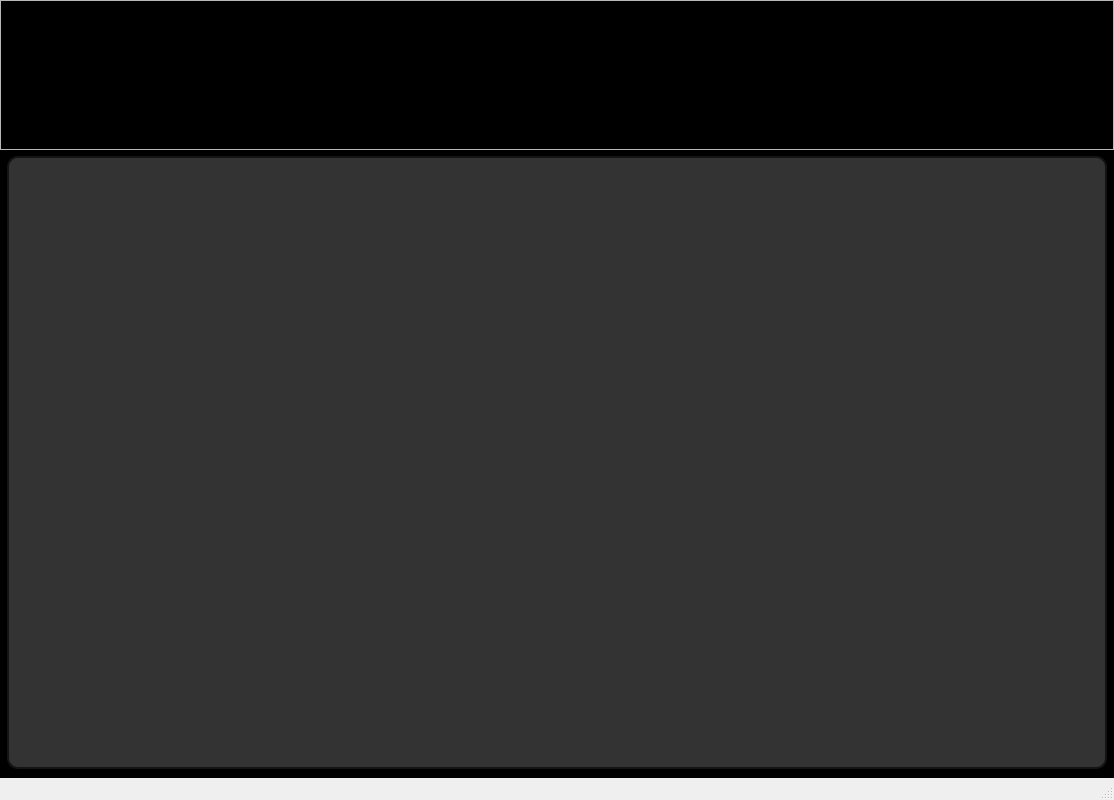
The window that mainwindow.ui (RStravinsky/GuestRegistration) describes before a commit, drawn with Qt 5.
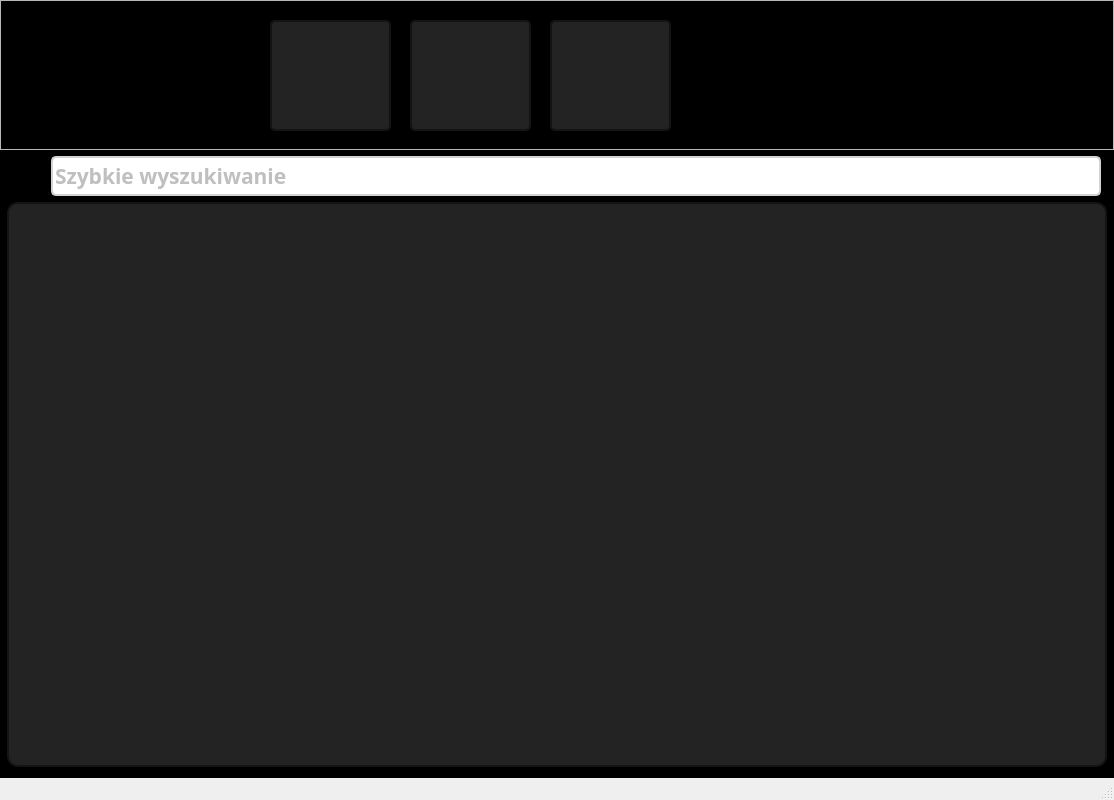
The same window after the commit. Icons and pictures are not drawn.

Commit message: GUI finished, Load QSLModel to QTableView

Patch:
```diff
--- a/mainwindow.ui
+++ b/mainwindow.ui
@@ -30,9 +30,23 @@
    <property name="styleSheet">
     <string notr="true">#centralWidget {
     background-color: black;
-}</string>
+}
+
+#centralWidget QLineEdit {
+color: gray;
+border: 2px solid lightgray;
+border-radius: 5px;
+}
+
+#centralWidget QLineEdit:focus {
+color: gray;
+border: 3px solid rgb(8,142,140);
+border-radius: 5px;
+}
+
+</string>
    </property>
-   <layout class="QGridLayout" name="gridLayout" rowstretch="1,5,0" columnstretch="0,1,0">
+   <layout class="QGridLayout" name="gridLayout" rowstretch="1,0,0,0,0" columnstretch="0,0,1,0,0">
     <property name="leftMargin">
      <number>0</number>
     </property>
@@ -42,10 +56,99 @@
     <property name="rightMargin">
      <number>0</number>
     </property>
-    <property name="bottomMargin">
-     <number>9</number>
-    </property>
-    <item row="0" column="0" colspan="3">
+    <item row="1" column="1">
+     <widget class="QLabel" name="label_2">
+      <property name="sizePolicy">
+       <sizepolicy hsizetype="Fixed" vsizetype="Fixed">
+        <horstretch>0</horstretch>
+        <verstretch>0</verstretch>
+       </sizepolicy>
+      </property>
+      <property name="minimumSize">
+       <size>
+        <width>38</width>
+        <height>38</height>
+       </size>
+      </property>
+      <property name="maximumSize">
+       <size>
+        <width>41</width>
+        <height>38</height>
+       </size>
+      </property>
+      <property name="text">
+       <string/>
+      </property>
+      <property name="pixmap">
+       <pixmap resource="resources.qrc">:/images/images/magnifier.png</pixmap>
+      </property>
+      <property name="scaledContents">
+       <bool>true</bool>
+      </property>
+     </widget>
+    </item>
+    <item row="4" column="4">
+     <spacer name="rightSpacer">
+      <property name="orientation">
+       <enum>Qt::Horizontal</enum>
+      </property>
+      <property name="sizeType">
+       <enum>QSizePolicy::Fixed</enum>
+      </property>
+      <property name="sizeHint" stdset="0">
+       <size>
+        <width>1</width>
+        <height>1</height>
+       </size>
+      </property>
+     </spacer>
+    </item>
+    <item row="3" column="0">
+     <spacer name="leftSpacer">
+      <property name="orientation">
+       <enum>Qt::Horizontal</enum>
+      </property>
+      <property name="sizeType">
+       <enum>QSizePolicy::Fixed</enum>
+      </property>
+      <property name="sizeHint" stdset="0">
+       <size>
+        <width>1</width>
+        <height>1</height>
+       </size>
+      </property>
+     </spacer>
+    </item>
+    <item row="3" column="1" rowspan="2" colspan="3">
+     <widget class="QTableView" name="tableView">
+      <property name="sizePolicy">
+       <sizepolicy hsizetype="MinimumExpanding" vsizetype="MinimumExpanding">
+        <horstretch>0</horstretch>
+        <verstretch>0</verstretch>
+       </sizepolicy>
+      </property>
+      <property name="styleSheet">
+       <string notr="true">QTableView {
+    background-color: rgb(35,35,35);
+    color:#fffff8;
+    gridline-color: #fffff8;
+   /* font-size: 12pt;*/
+	border: 2px solid rgb(20,20,20);
+	border-radius: 11px;
+	padding: 5px;
+}
+
+ QTableView QTableCornerButton::section {
+    background-color: #646464;
+    border: 1px solid #fffff8;
+}</string>
+      </property>
+      <attribute name="horizontalHeaderMinimumSectionSize">
+       <number>29</number>
+      </attribute>
+     </widget>
+    </item>
+    <item row="0" column="0" colspan="5">
      <widget class="QFrame" name="topFrame">
       <property name="sizePolicy">
        <sizepolicy hsizetype="Preferred" vsizetype="Fixed">
@@ -63,7 +166,31 @@
        <string notr="true">#topFrame {
 background: qlineargradient(x1:0, y1:0, x2:0, y2:1,
    stop: 0 rgba(80,80,80), stop: 0.7 rgb(35,35,35));
-}</string>
+}
+
+
+#topFrame QPushButton {
+color: gray;
+border: 2px solid rgb(20,20,20);
+border-radius: 5px;
+background: rgb(35,35,35);
+}
+
+#topFrame QPushButton:hover {
+color: white;
+border: 2px solid rgb(20,20,20);
+border-radius: 5px;
+background: qlineargradient(x1:0, y1:0, x2:0, y2:1,
+   stop: 0 rgba(80,80,80), stop: 0.7 rgb(35,35,35));
+}
+
+#topFrame QPushButton:pressed {
+color: white;
+border: 2px solid rgb(20,20,20);
+border-radius: 5px;
+background: rgb(80,80,80);
+}
+</string>
       </property>
       <property name="frameShape">
        <enum>QFrame::StyledPanel</enum>
@@ -74,10 +201,10 @@
       <widget class="QPushButton" name="generateButton">
        <property name="geometry">
         <rect>
-         <x>280</x>
-         <y>0</y>
-         <width>150</width>
-         <height>141</height>
+         <x>270</x>
+         <y>20</y>
+         <width>121</width>
+         <height>111</height>
         </rect>
        </property>
        <property name="sizePolicy">
@@ -93,7 +220,7 @@
         </size>
        </property>
        <property name="styleSheet">
-        <string notr="true">border: none;</string>
+        <string notr="true"/>
        </property>
        <property name="text">
         <string/>
@@ -109,45 +236,13 @@
         </size>
        </property>
       </widget>
-      <widget class="QPushButton" name="printButton">
-       <property name="geometry">
-        <rect>
-         <x>460</x>
-         <y>0</y>
-         <width>150</width>
-         <height>141</height>
-        </rect>
-       </property>
-       <property name="sizePolicy">
-        <sizepolicy hsizetype="Preferred" vsizetype="Preferred">
-         <horstretch>0</horstretch>
-         <verstretch>0</verstretch>
-        </sizepolicy>
-       </property>
-       <property name="styleSheet">
-        <string notr="true">border: none;</string>
-       </property>
-       <property name="text">
-        <string/>
-       </property>
-       <property name="icon">
-        <iconset resource="resources.qrc">
-         <normaloff>:/images/images/print.png</normaloff>:/images/images/print.png</iconset>
-       </property>
-       <property name="iconSize">
-        <size>
-         <width>90</width>
-         <height>90</height>
-        </size>
-       </property>
-      </widget>
       <widget class="QPushButton" name="helpButton">
        <property name="geometry">
         <rect>
-         <x>630</x>
-         <y>0</y>
-         <width>150</width>
-         <height>141</height>
+         <x>410</x>
+         <y>20</y>
+         <width>121</width>
+         <height>111</height>
         </rect>
        </property>
        <property name="sizePolicy">
@@ -157,7 +252,7 @@
         </sizepolicy>
        </property>
        <property name="styleSheet">
-        <string notr="true">border: none;</string>
+        <string notr="true"/>
        </property>
        <property name="text">
         <string/>
@@ -176,10 +271,10 @@
       <widget class="QPushButton" name="logoutButton">
        <property name="geometry">
         <rect>
-         <x>810</x>
-         <y>0</y>
-         <width>150</width>
-         <height>140</height>
+         <x>550</x>
+         <y>20</y>
+         <width>121</width>
+         <height>111</height>
         </rect>
        </property>
        <property name="sizePolicy">
@@ -189,7 +284,7 @@
         </sizepolicy>
        </property>
        <property name="styleSheet">
-        <string notr="true">border: none;</string>
+        <string notr="true"/>
        </property>
        <property name="text">
         <string/>
@@ -226,67 +321,33 @@
       </widget>
      </widget>
     </item>
-    <item row="1" column="0">
-     <spacer name="leftSpacer">
-      <property name="orientation">
-       <enum>Qt::Horizontal</enum>
+    <item row="1" column="2">
+     <widget class="QLineEdit" name="lineEdit">
+      <property name="minimumSize">
+       <size>
+        <width>0</width>
+        <height>40</height>
+       </size>
       </property>
-      <property name="sizeType">
-       <enum>QSizePolicy::Fixed</enum>
-      </property>
-      <property name="sizeHint" stdset="0">
+      <property name="maximumSize">
        <size>
-        <width>1</width>
-        <height>1</height>
+        <width>16777215</width>
+        <height>40</height>
        </size>
       </property>
-     </spacer>
-    </item>
-    <item row="1" column="1" rowspan="2">
-     <widget class="QTableView" name="tableView">
-      <property name="sizePolicy">
-       <sizepolicy hsizetype="MinimumExpanding" vsizetype="MinimumExpanding">
-        <horstretch>0</horstretch>
-        <verstretch>0</verstretch>
-       </sizepolicy>
+      <property name="font">
+       <font>
+        <family>Calibri Light</family>
+        <pointsize>16</pointsize>
+        <weight>75</weight>
+        <bold>true</bold>
+       </font>
       </property>
-      <property name="styleSheet">
-       <string notr="true">QTableView {
-    background-color: #333333;
-    color:#fffff8;
-    gridline-color: #fffff8;
-   /* font-size: 12pt;*/
-	border: 2px solid rgb(20,20,20);
-	border-radius: 11px;
-	padding: 5px;
-}
-
- QTableView QTableCornerButton::section {
-    background-color: #646464;
-    border: 1px solid #fffff8;
-}</string>
+      <property name="placeholderText">
+       <string>Szybkie wyszukiwanie</string>
       </property>
-      <attribute name="horizontalHeaderMinimumSectionSize">
-       <number>29</number>
-      </attribute>
      </widget>
     </item>
-    <item row="2" column="2">
-     <spacer name="rightSpacer">
-      <property name="orientation">
-       <enum>Qt::Horizontal</enum>
-      </property>
-      <property name="sizeType">
-       <enum>QSizePolicy::Fixed</enum>
-      </property>
-      <property name="sizeHint" stdset="0">
-       <size>
-        <width>1</width>
-        <height>1</height>
-       </size>
-      </property>
-     </spacer>
-    </item>
    </layout>
   </widget>
   <widget class="QStatusBar" name="statusBar"/>
```
The commit also changes 10 other files.
